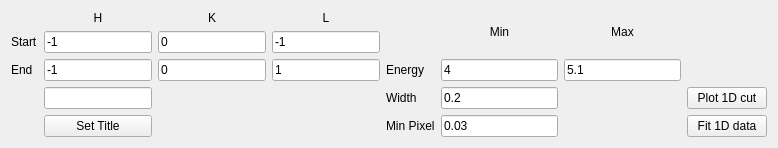
Above: src/main/resources/base/Views/Cut1D.ui from MJOLNIRPackage/MJOLNIR-GUI before the change. Below: the same form after it.
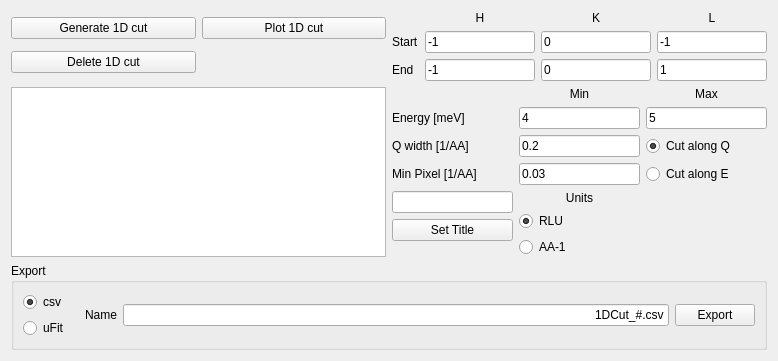
That is the form after the change.

Commit message: Add proper label names

Diff of the .ui file:
```diff
--- a/src/main/resources/base/Views/Cut1D.ui
+++ b/src/main/resources/base/Views/Cut1D.ui
@@ -7,24 +7,82 @@
     <x>0</x>
     <y>0</y>
     <width>778</width>
-    <height>140</height>
+    <height>340</height>
    </rect>
   </property>
   <property name="windowTitle">
    <string>Form</string>
   </property>
-  <layout class="QHBoxLayout" name="horizontalLayout">
+  <layout class="QVBoxLayout" name="verticalLayout_2">
    <item>
     <layout class="QGridLayout" name="gridLayout">
+     <item row="0" column="0">
+      <layout class="QGridLayout" name="gridLayout_2">
+       <item row="0" column="0">
+        <widget class="QPushButton" name="Cut1D_Generate1D_button">
+         <property name="text">
+          <string>Generate 1D cut</string>
+         </property>
+        </widget>
+       </item>
+       <item row="0" column="1">
+        <widget class="QPushButton" name="Cut1D_plot_button">
+         <property name="text">
+          <string>Plot 1D cut</string>
+         </property>
+        </widget>
+       </item>
+       <item row="1" column="0">
+        <widget class="QPushButton" name="Cut1D_Delete1D_button">
+         <property name="text">
+          <string>Delete 1D cut</string>
+         </property>
+        </widget>
+       </item>
+      </layout>
+     </item>
+     <item row="1" column="0">
+      <widget class="QListView" name="Cut1D_listView">
+       <property name="alternatingRowColors">
+        <bool>true</bool>
+       </property>
+       <property name="selectionMode">
+        <enum>QAbstractItemView::ExtendedSelection</enum>
+       </property>
+      </widget>
+     </item>
+     <item row="0" column="1">
+      <layout class="QGridLayout" name="gridLayout_3">
+       <item row="1" column="0">
+        <widget class="QLabel" name="Cut1D_StartLabel">
+         <property name="text">
+          <string>Start</string>
+         </property>
+        </widget>
+       </item>
      <item row="2" column="0">
-      <widget class="QLabel" name="label_7">
+        <widget class="QLabel" name="Cut1D_StopLabel">
        <property name="text">
         <string>End</string>
        </property>
       </widget>
      </item>
+       <item row="2" column="1">
+        <widget class="QLineEdit" name="Cut1D_HEnd_lineEdit">
+         <property name="text">
+          <string>-1</string>
+         </property>
+        </widget>
+       </item>
+       <item row="1" column="1">
+        <widget class="QLineEdit" name="Cut1D_HStart_lineEdit">
+         <property name="text">
+          <string>-1</string>
+         </property>
+        </widget>
+       </item>
      <item row="0" column="2">
-      <widget class="QLabel" name="label_5">
+        <widget class="QLabel" name="Cut1D_Klabel">
        <property name="text">
         <string>K</string>
        </property>
@@ -34,7 +92,7 @@
       </widget>
      </item>
      <item row="0" column="1">
-      <widget class="QLabel" name="label">
+        <widget class="QLabel" name="Cut1D_Hlabel">
        <property name="text">
         <string>H</string>
        </property>
@@ -43,6 +101,23 @@
        </property>
       </widget>
      </item>
+       <item row="0" column="3">
+        <widget class="QLabel" name="Cut1D_Llabel">
+         <property name="text">
+          <string>L</string>
+         </property>
+         <property name="alignment">
+          <set>Qt::AlignCenter</set>
+         </property>
+        </widget>
+       </item>
+       <item row="1" column="2">
+        <widget class="QLineEdit" name="Cut1D_KStart_lineEdit">
+         <property name="text">
+          <string>0</string>
+         </property>
+        </widget>
+       </item>
      <item row="2" column="2">
       <widget class="QLineEdit" name="Cut1D_KEnd_lineEdit">
        <property name="text">
@@ -64,71 +139,148 @@
        </property>
       </widget>
      </item>
-     <item row="0" column="3">
-      <widget class="QLabel" name="label_4">
+      </layout>
+     </item>
+     <item row="1" column="1">
+      <layout class="QGridLayout" name="gridLayout_4">
+       <item row="1" column="1">
+        <widget class="QLineEdit" name="Cut1D_EMin_lineEdit">
        <property name="text">
-        <string>L</string>
+          <string>4</string>
+         </property>
+        </widget>
+       </item>
+       <item row="1" column="2">
+        <widget class="QLineEdit" name="Cut1D_EMax_lineEdit">
+         <property name="text">
+          <string>5</string>
+         </property>
+        </widget>
+       </item>
+       <item row="1" column="0">
+        <widget class="QLabel" name="label_9">
+         <property name="text">
+          <string>Energy [meV]</string>
+         </property>
+        </widget>
+       </item>
+       <item row="5" column="1">
+        <layout class="QVBoxLayout" name="verticalLayout_5">
+         <item>
+          <widget class="QLabel" name="label_3">
+           <property name="text">
+            <string>Units</string>
        </property>
        <property name="alignment">
         <set>Qt::AlignCenter</set>
        </property>
       </widget>
      </item>
-     <item row="1" column="1">
-      <widget class="QLineEdit" name="Cut1D_HStart_lineEdit">
+         <item>
+          <widget class="QRadioButton" name="Cut1D_SelectUnits_RLU_radioButton">
        <property name="text">
-        <string>-1</string>
-       </property>
-      </widget>
-     </item>
-     <item row="3" column="1">
-      <widget class="QLineEdit" name="Cut1D_SetTitle_lineEdit"/>
-     </item>
-     <item row="2" column="1">
-      <widget class="QLineEdit" name="Cut1D_HEnd_lineEdit">
+            <string>RLU</string>
+           </property>
+           <property name="checked">
+            <bool>true</bool>
+           </property>
+           <attribute name="buttonGroup">
+            <string notr="true">buttonGroup</string>
+           </attribute>
+          </widget>
+         </item>
+         <item>
+          <widget class="QRadioButton" name="Cut1D_SelectUnits_AA_radioButton">
        <property name="text">
-        <string>-1</string>
-       </property>
-      </widget>
-     </item>
-     <item row="1" column="0">
-      <widget class="QLabel" name="label_6">
-       <property name="text">
-        <string>Start</string>
-       </property>
-      </widget>
+            <string>AA-1</string>
+           </property>
+           <attribute name="buttonGroup">
+            <string notr="true">buttonGroup</string>
+           </attribute>
+          </widget>
+         </item>
+         <item>
+          <spacer name="verticalSpacer_3">
+           <property name="orientation">
+            <enum>Qt::Vertical</enum>
+           </property>
+           <property name="sizeHint" stdset="0">
+            <size>
+             <width>20</width>
+             <height>3</height>
+            </size>
+           </property>
+          </spacer>
+         </item>
+        </layout>
      </item>
      <item row="3" column="2">
-      <spacer name="verticalSpacer">
-       <property name="orientation">
-        <enum>Qt::Vertical</enum>
-       </property>
-       <property name="sizeHint" stdset="0">
-        <size>
-         <width>20</width>
-         <height>5</height>
-        </size>
-       </property>
-      </spacer>
-     </item>
-     <item row="1" column="2">
-      <widget class="QLineEdit" name="Cut1D_KStart_lineEdit">
+        <widget class="QRadioButton" name="Cut1D_SelectCut_Q_radioButton_2">
+         <property name="text">
+          <string>Cut along E</string>
+         </property>
+         <attribute name="buttonGroup">
+          <string notr="true">buttonGroup_2</string>
+         </attribute>
+        </widget>
+       </item>
+       <item row="2" column="2">
+        <widget class="QRadioButton" name="Cut1D_SelectCut_Q_radioButton">
+         <property name="text">
+          <string>Cut along Q</string>
+         </property>
+         <property name="checked">
+          <bool>true</bool>
+         </property>
+         <attribute name="buttonGroup">
+          <string notr="true">buttonGroup_2</string>
+         </attribute>
+        </widget>
+       </item>
+       <item row="2" column="1">
+        <widget class="QLineEdit" name="Cut1D_Width_lineEdit">
        <property name="text">
-        <string>0</string>
+          <string>0.2</string>
        </property>
       </widget>
      </item>
-     <item row="4" column="1">
+       <item row="0" column="1">
+        <widget class="QLabel" name="label_2">
+         <property name="text">
+          <string>Min</string>
+         </property>
+         <property name="alignment">
+          <set>Qt::AlignCenter</set>
+         </property>
+        </widget>
+       </item>
+       <item row="5" column="0">
+        <layout class="QVBoxLayout" name="verticalLayout">
+         <item>
+          <widget class="QLineEdit" name="Cut1D_SetTitle_lineEdit"/>
+         </item>
+         <item>
       <widget class="QPushButton" name="Cut1D_SetTitle_button">
        <property name="text">
         <string>Set Title</string>
        </property>
       </widget>
      </item>
-    </layout>
-   </item>
    <item>
-    <layout class="QGridLayout" name="gridLayout_2">
+          <spacer name="verticalSpacer_5">
+           <property name="orientation">
+            <enum>Qt::Vertical</enum>
+           </property>
+           <property name="sizeHint" stdset="0">
+            <size>
+             <width>20</width>
+             <height>40</height>
+            </size>
+           </property>
+          </spacer>
+         </item>
+        </layout>
+       </item>
      <item row="0" column="2">
       <widget class="QLabel" name="label_8">
        <property name="text">
@@ -139,48 +291,17 @@
        </property>
       </widget>
      </item>
-     <item row="1" column="1">
-      <widget class="QLineEdit" name="Cut1D_EMin_lineEdit">
-       <property name="text">
-        <string>4</string>
-       </property>
-      </widget>
-     </item>
-     <item row="2" column="0">
-      <widget class="QLabel" name="label_10">
-       <property name="text">
-        <string>Width</string>
-       </property>
-      </widget>
-     </item>
-     <item row="0" column="1">
-      <widget class="QLabel" name="label_2">
-       <property name="text">
-        <string>Min</string>
-       </property>
-       <property name="alignment">
-        <set>Qt::AlignCenter</set>
-       </property>
-      </widget>
-     </item>
-     <item row="1" column="0">
-      <widget class="QLabel" name="label_9">
-       <property name="text">
-        <string>Energy</string>
-       </property>
-      </widget>
-     </item>
-     <item row="1" column="2">
-      <widget class="QLineEdit" name="Cut1D_EMax_lineEdit">
-       <property name="text">
-        <string>5.1</string>
-       </property>
-      </widget>
-     </item>
      <item row="3" column="0">
       <widget class="QLabel" name="label_11">
        <property name="text">
-        <string>Min Pixel</string>
+          <string>Min Pixel [1/AA]</string>
+         </property>
+        </widget>
+       </item>
+       <item row="2" column="0">
+        <widget class="QLabel" name="label_10">
+         <property name="text">
+          <string>Q width [1/AA]</string>
        </property>
       </widget>
      </item>
@@ -191,45 +312,75 @@
        </property>
       </widget>
      </item>
-     <item row="2" column="1">
-      <widget class="QLineEdit" name="Cut1D_Width_lineEdit">
+      </layout>
+     </item>
+    </layout>
+   </item>
+   <item>
+    <widget class="QGroupBox" name="groupBox">
+     <property name="title">
+      <string>Export</string>
+     </property>
+     <layout class="QHBoxLayout" name="horizontalLayout_2">
+      <item>
+       <layout class="QVBoxLayout" name="verticalLayout_3">
+        <property name="sizeConstraint">
+         <enum>QLayout::SetFixedSize</enum>
+        </property>
+        <property name="rightMargin">
+         <number>10</number>
+        </property>
+        <item>
+         <widget class="QRadioButton" name="Cut1D_ExporCSV_radioButton">
        <property name="text">
-        <string>0.2</string>
-       </property>
-      </widget>
-     </item>
+           <string>csv</string>
+          </property>
+          <property name="checked">
+           <bool>true</bool>
+          </property>
+          <attribute name="buttonGroup">
+           <string notr="true">buttonGroup_3</string>
+          </attribute>
+         </widget>
+        </item>
+        <item>
+         <widget class="QRadioButton" name="Cut1D_ExporUFIT_radioButton">
+          <property name="text">
+           <string>uFit</string>
+          </property>
+          <attribute name="buttonGroup">
+           <string notr="true">buttonGroup_3</string>
+          </attribute>
+         </widget>
+        </item>
     </layout>
    </item>
    <item>
-    <layout class="QVBoxLayout" name="verticalLayout">
-     <item>
-      <spacer name="verticalSpacer_2">
-       <property name="orientation">
-        <enum>Qt::Vertical</enum>
-       </property>
-       <property name="sizeHint" stdset="0">
-        <size>
-         <width>20</width>
-         <height>5</height>
-        </size>
-       </property>
-      </spacer>
+       <widget class="QLabel" name="label">
+        <property name="text">
+         <string>Name</string>
+        </property>
+       </widget>
      </item>
      <item>
-      <widget class="QPushButton" name="Cut1D_plot_button">
+       <widget class="QLineEdit" name="Cut1D_ExportName_lineEdit">
        <property name="text">
-        <string>Plot 1D cut</string>
-       </property>
+         <string>1DCut_#.csv</string>
+        </property>
+        <property name="alignment">
+         <set>Qt::AlignRight|Qt::AlignTrailing|Qt::AlignVCenter</set>
+        </property>
       </widget>
      </item>
      <item>
-      <widget class="QPushButton" name="Cut1D_fit_button">
+       <widget class="QPushButton" name="Cut1D_Export1D_button">
        <property name="text">
-        <string>Fit 1D data</string>
+         <string>Export</string>
        </property>
       </widget>
      </item>
     </layout>
+    </widget>
    </item>
   </layout>
  </widget>
```
Left out of the diff: 27 changed lines with no effect on the pictures. Lines whose indentation alone changed are shown as unchanged. The commit also changes 1 other file.
